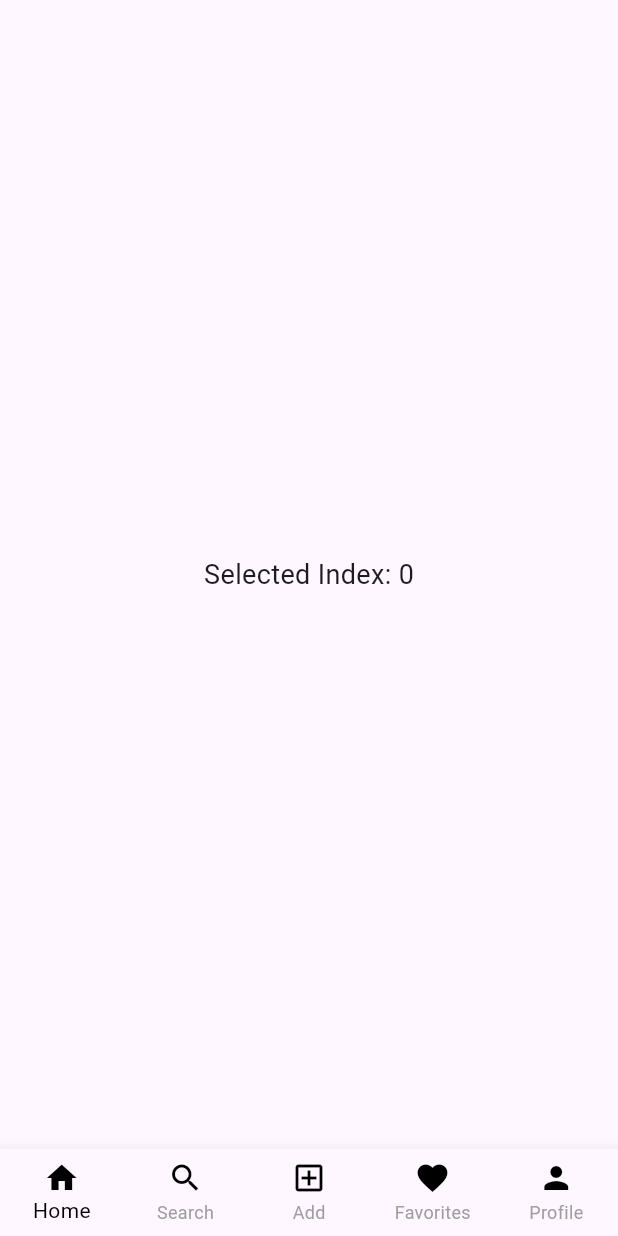
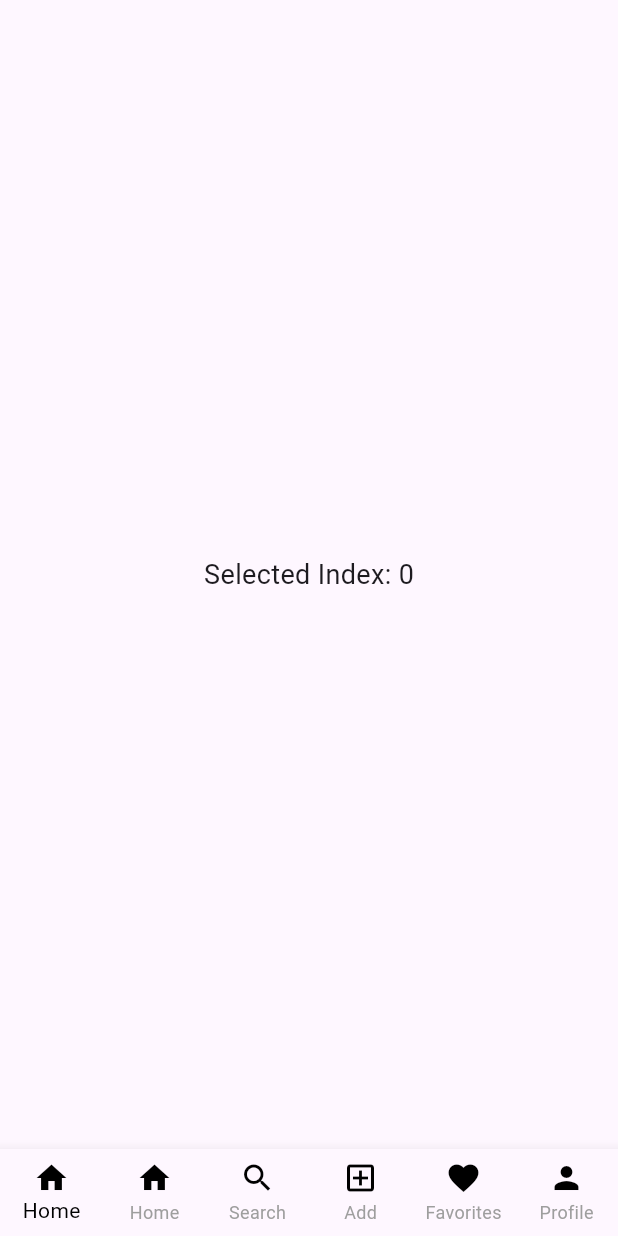
Before and after one commit to Pradeep1234566/Instagram_clone, a Flutter app: the screen it shows after launch, on a phone screen of 412 x 824 dp. Run offline on Flutter 3.47's test engine with Material 3 defaults, Android fonts, the phone set to English and light mode, and no system bars.

Commit message:
Home Page Modfication

```diff
--- a/lib/pages/home_page.dart
+++ b/lib/pages/home_page.dart
@@ -46,6 +46,13 @@ class _MyHomePageState extends State<MyHomePage> {
             ),
             label: 'Home',
           ),
+            BottomNavigationBarItem(
+            icon: Icon(
+              Icons.home,
+              color: Colors.black,
+            ),
+            label: 'Home',
+            ),
           BottomNavigationBarItem(
             icon: Icon(
               Icons.search,
```
